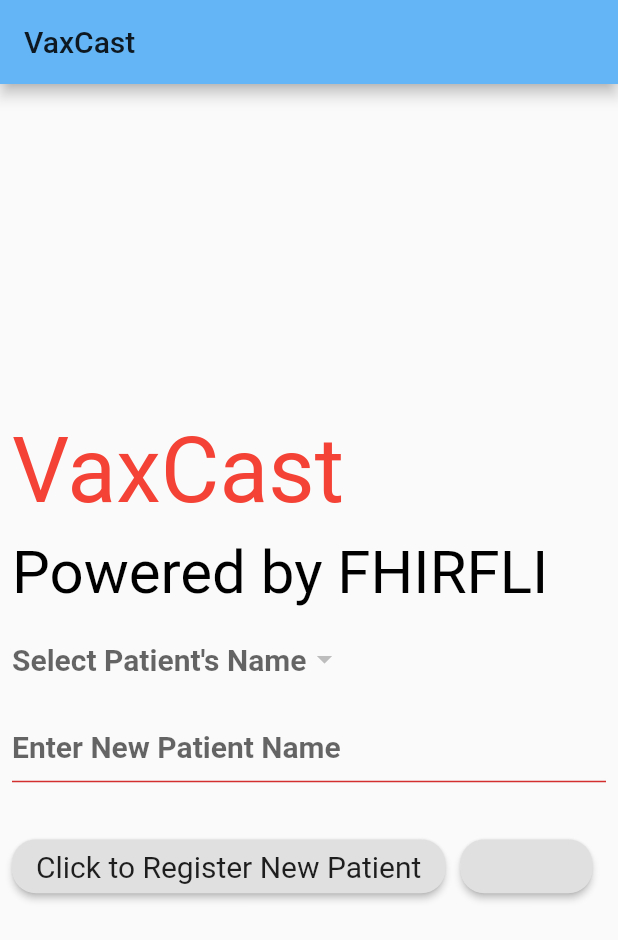
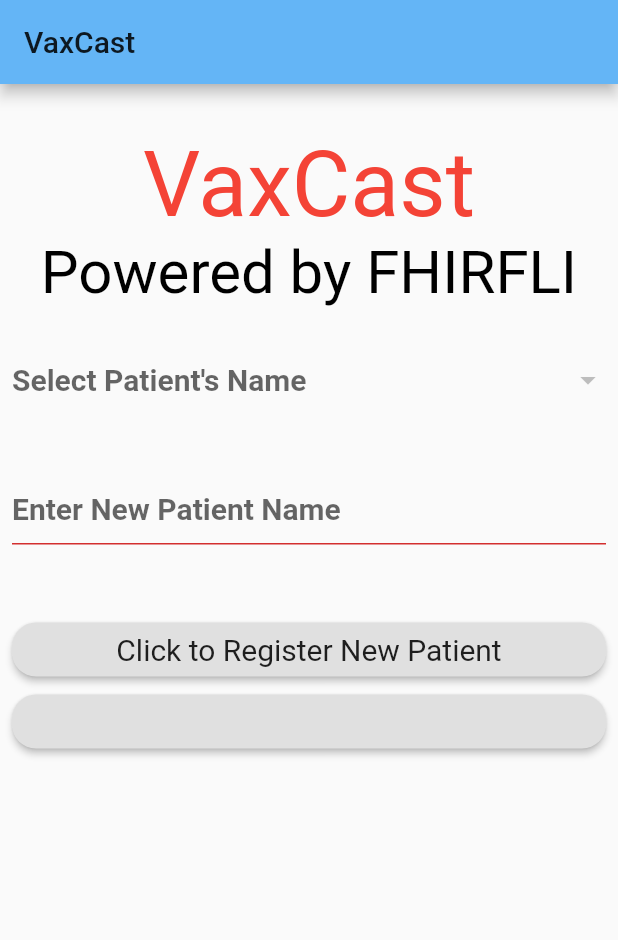
Before and after one commit to Dokotela/vigor, a Flutter app: the screen it shows after launch, on a phone screen of 412 x 824 dp. Shown: the top 940 px of the screen. Run offline on Flutter 3.47's test engine with Material 2 defaults, Android fonts, the phone set to English and light mode, and no system bars; our stand-ins replace dartz, freezed_annotation, get, google_fonts; missing offline and left inert: fhir, fhir_db, translator, vax_cast; generated files the repository leaves out were written again; Roboto replaces fonts that are missing (Courgette).

Commit message:
feat: minor layout changes for home screen

```diff
--- a/lib/home/home.dart
+++ b/lib/home/home.dart
@@ -12,29 +12,32 @@ class HomeScreen extends StatelessWidget {
       init: HomeController(),
       builder: (controller) => Scaffold(
         appBar: AppBar(title: const Text('VaxCast')),
-        body: Center(
+        body: SafeArea(
+          child: Center(
             child: Padding(
               padding: const EdgeInsets.all(8.0),
-            child: Wrap(
-              spacing: 10,
-              runSpacing: 10,
-              runAlignment: WrapAlignment.spaceBetween,
-              direction: Axis.horizontal,
+              child: ListView(
                 children: <Widget>[
-                Text(
+                  _spacer(),
+                  Center(
+                    child: Text(
                       'VaxCast',
                       textAlign: TextAlign.center,
                       style: GoogleFonts.courgette(
                           textStyle:
                               const TextStyle(color: Colors.red, fontSize: 60)),
                     ),
-                Text(
+                  ),
+                  Center(
+                    child: Text(
                       'Powered by FHIRFLI',
                       textAlign: TextAlign.center,
                       style: GoogleFonts.averiaLibre(
-                      textStyle:
-                          const TextStyle(color: Colors.black, fontSize: 40)),
+                          textStyle: const TextStyle(
+                              color: Colors.black, fontSize: 40)),
                     ),
+                  ),
+                  _spacer(),
                   DropdownButtonHideUnderline(
                     child: DropdownButton<String>(
                         items: controller.nameList.map((String name) {
@@ -53,6 +56,7 @@ class HomeScreen extends StatelessWidget {
                     controller.nameError.tr,
                     style: const TextStyle(fontSize: 12.0, color: Colors.red),
                   ),
+                  _spacer(),
                   TextFormField(
                     controller: controller.nameController,
                     decoration: InputDecoration(
@@ -60,6 +64,7 @@ class HomeScreen extends StatelessWidget {
                       errorText: controller.newNameError.tr,
                     ),
                   ),
+                  _spacer(),
                   RaisedButton(
                     shape: RoundedRectangleBorder(
                       borderRadius: BorderRadius.circular(16.0),
@@ -81,6 +86,9 @@ class HomeScreen extends StatelessWidget {
             ),
           ),
         ),
+      ),
     );
   }
+
+  Widget _spacer() => const SizedBox(height: 24.0);
 }
```
Lines whose indentation alone changed are shown as unchanged.
